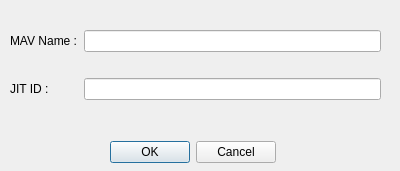
The window that src/gui/AddEdit_MAV.ui (KritinMathur/SPADE_BDI_UAV) describes before a commit, drawn with Qt 5.
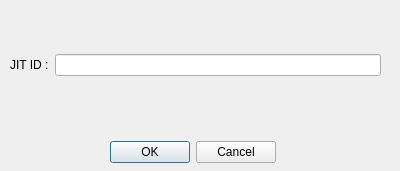
The same window after the commit.

Commit message: added faults, GUI, readme not updated

The edit to the form file:
```diff
--- a/src/gui/AddEdit_MAV.ui
+++ b/src/gui/AddEdit_MAV.ui
@@ -36,25 +36,15 @@
     </rect>
    </property>
    <layout class="QGridLayout" name="Add_mav_gridLayout">
-    <item row="1" column="0">
+    <item row="0" column="0">
      <widget class="QLabel" name="jit_id_label">
       <property name="text">
        <string>JIT ID :</string>
       </property>
      </widget>
     </item>
-    <item row="1" column="1">
-     <widget class="QLineEdit" name="jit_id_lineEdit"/>
-    </item>
     <item row="0" column="1">
-     <widget class="QLineEdit" name="mavname_lineEdit"/>
-    </item>
-    <item row="0" column="0">
-     <widget class="QLabel" name="mavname_label">
-      <property name="text">
-       <string>MAV Name :</string>
-      </property>
-     </widget>
+     <widget class="QLineEdit" name="jit_id_lineEdit"/>
     </item>
    </layout>
   </widget>
```
The commit also changes 7 other files.
